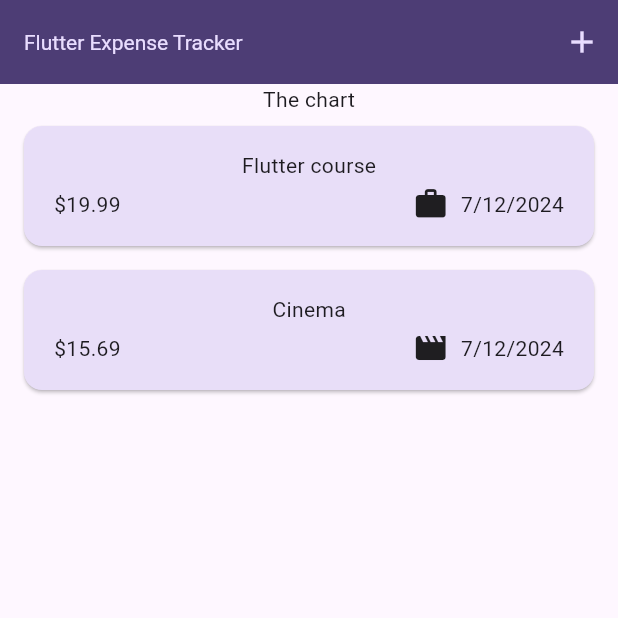
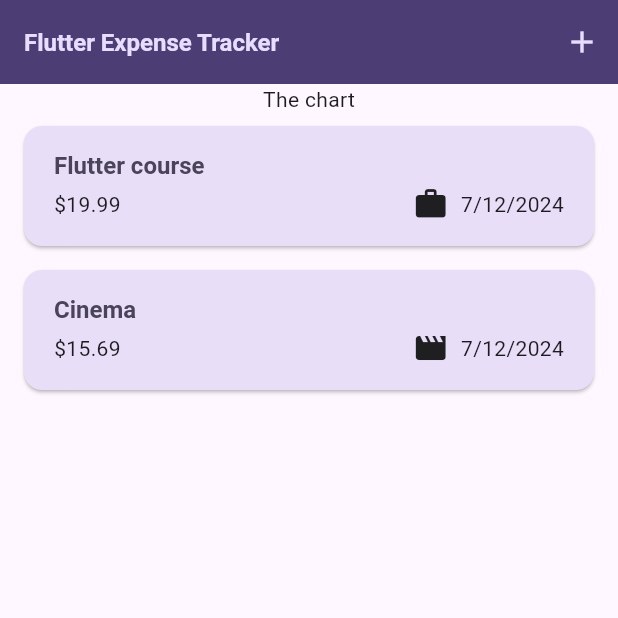
Before and after one commit to Korkmaz96/Expense_Tracker_app, a Flutter app: the screen it shows after launch, on a phone screen of 412 x 824 dp, the top half of it. Run offline on Flutter 3.47's test engine with Material 3 defaults, Android fonts, the phone set to English and light mode, and no system bars.

Commit message:
using theme data in widgets

```diff
--- a/lib/main.dart
+++ b/lib/main.dart
@@ -28,11 +28,12 @@ void main() {
         ),
         textTheme: ThemeData().textTheme.copyWith(
               titleLarge: TextStyle(
-                  fontWeight: FontWeight.normal,
+                fontWeight: FontWeight.bold,
                 color: kColorScheme.onSecondaryContainer,
-                  fontSize: 14,
+                fontSize: 16,
               ),
-              )),
+            ),
+      ),
       home: const Expenses(),
     ),
   );
--- a/lib/widget/expenses_list/expense_item.dart
+++ b/lib/widget/expenses_list/expense_item.dart
@@ -15,8 +15,12 @@ class ExpenseItem extends StatelessWidget {
           vertical: 16,
         ),
         child: Column(
+          crossAxisAlignment: CrossAxisAlignment.start,
           children: [
-            Text(expense.title),
+            Text(
+              expense.title,
+              style: Theme.of(context).textTheme.titleLarge,
+            ),
             const SizedBox(height: 4),
             Row(
               children: [
@@ -24,7 +28,9 @@ class ExpenseItem extends StatelessWidget {
                 const Spacer(),
                 Row(
                   children: [
-                    Icon(categoryIcons[expense.category],),
+                    Icon(
+                      categoryIcons[expense.category],
+                    ),
                     const SizedBox(width: 8),
                     Text(expense.formattedDate),
                   ],
--- a/lib/widget/expenses_list/expenses_list.dart
+++ b/lib/widget/expenses_list/expenses_list.dart
@@ -3,7 +3,11 @@ import 'package:flutter/material.dart';
 import 'package:expense_tracker_app/models/expense.dart';
 
 class ExpensesList extends StatelessWidget {
-  const ExpensesList({super.key, required this.expenses, required this.onRemoveExpense,});
+  const ExpensesList({
+    super.key,
+    required this.expenses,
+    required this.onRemoveExpense,
+  });
 
   final List<Expense> expenses;
   final void Function(Expense expense) onRemoveExpense;
@@ -14,6 +18,10 @@ class ExpensesList extends StatelessWidget {
       itemCount: expenses.length,
       itemBuilder: (ctx, index) => Dismissible(
         key: ValueKey(expenses[index]),
+        background: Container(
+          color: Theme.of(context).colorScheme.error.withOpacity(0.75),
+          margin: EdgeInsets.symmetric(horizontal: Theme.of(context).cardTheme.margin!.horizontal),
+        ),
         onDismissed: (direction) {
           onRemoveExpense(expenses[index]);
         },
```
Lines whose indentation alone changed are shown as unchanged.
